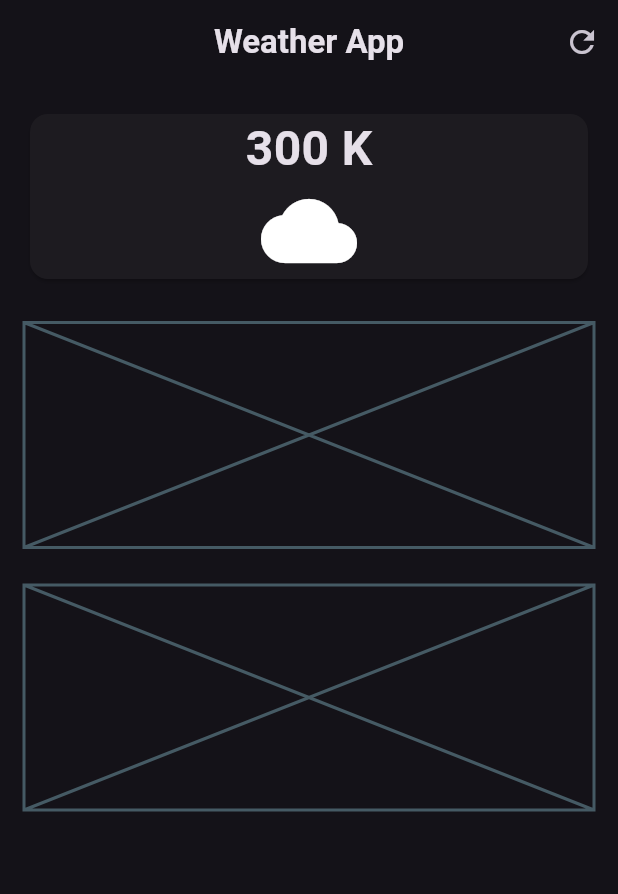
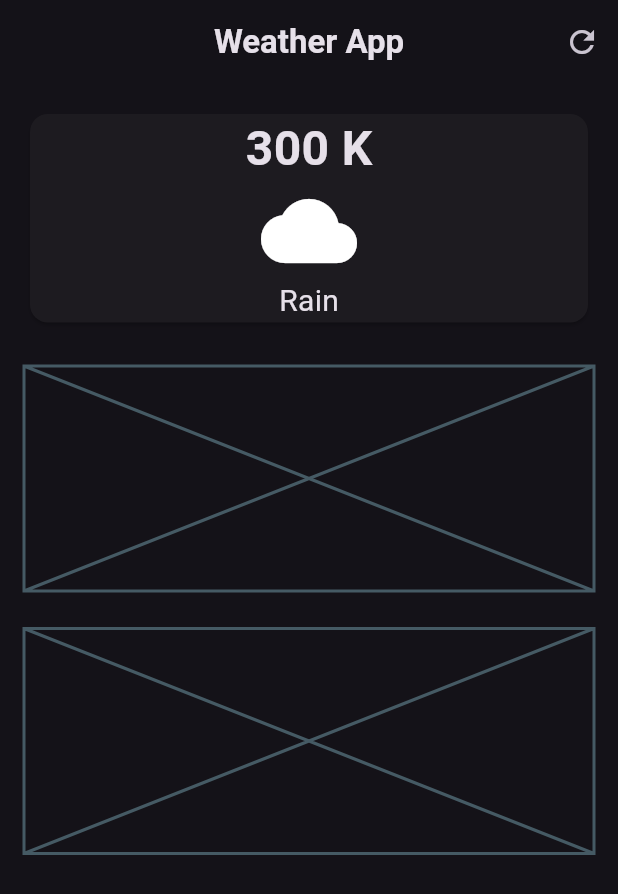
Before and after one commit to aryanbhardwaj24/weather_app, a Flutter app: the screen it shows after launch, on a phone screen of 412 x 824 dp. Shown: the top 894 px of the screen. Run offline on Flutter 3.47's test engine with Material 3 defaults, Android fonts, the phone set to English and light mode, and no system bars.

Commit message:
add the follow-up text to the icon in the main card and update it's size accordingly

```diff
--- a/lib/weather_screen.dart
+++ b/lib/weather_screen.dart
@@ -42,6 +42,12 @@ class WeatherScreen extends StatelessWidget {
                       Icons.cloud,
                       size: 64,
                     ),
+                    Text(
+                      'Rain',
+                      style: TextStyle(
+                        fontSize: 20,
+                      ),
+                    ),
                   ],
                 ),
               ),
```
